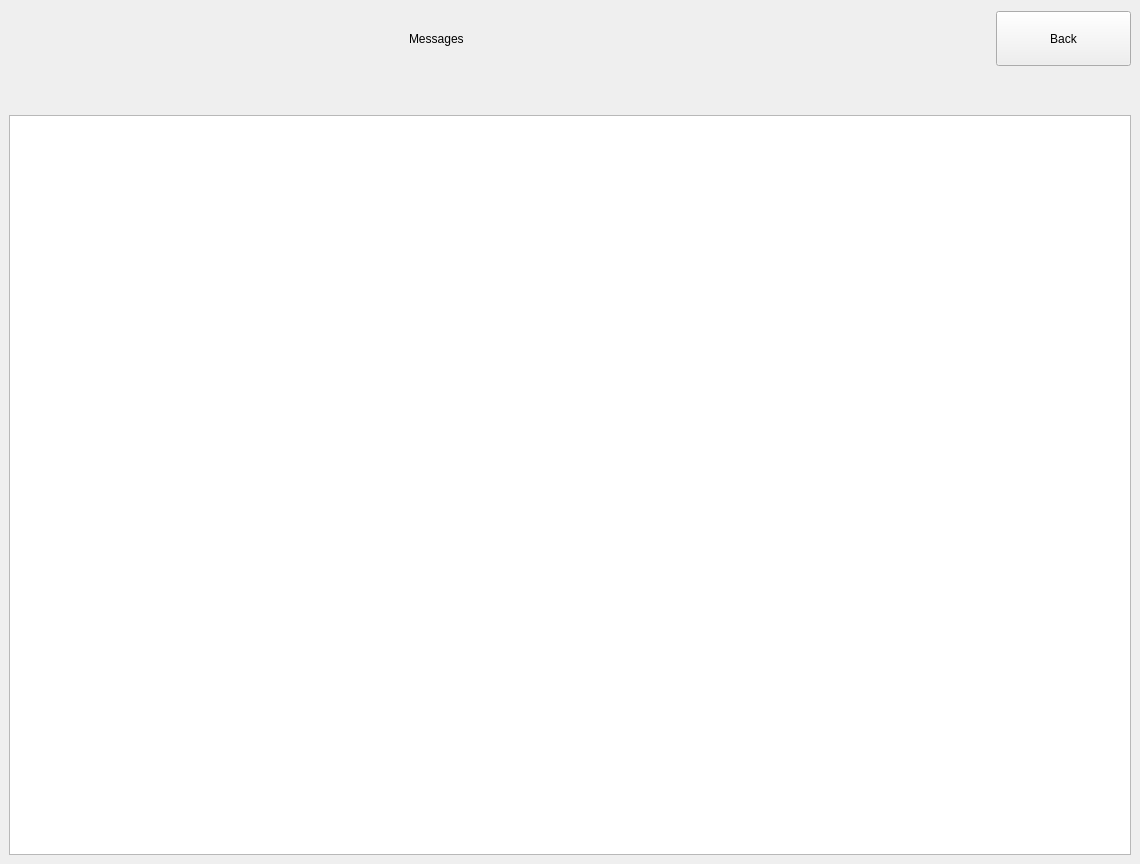
The window that main/UI/StudIP.ui (Demonim/Simargl-Study-Project) describes before a commit, drawn with Qt 5.
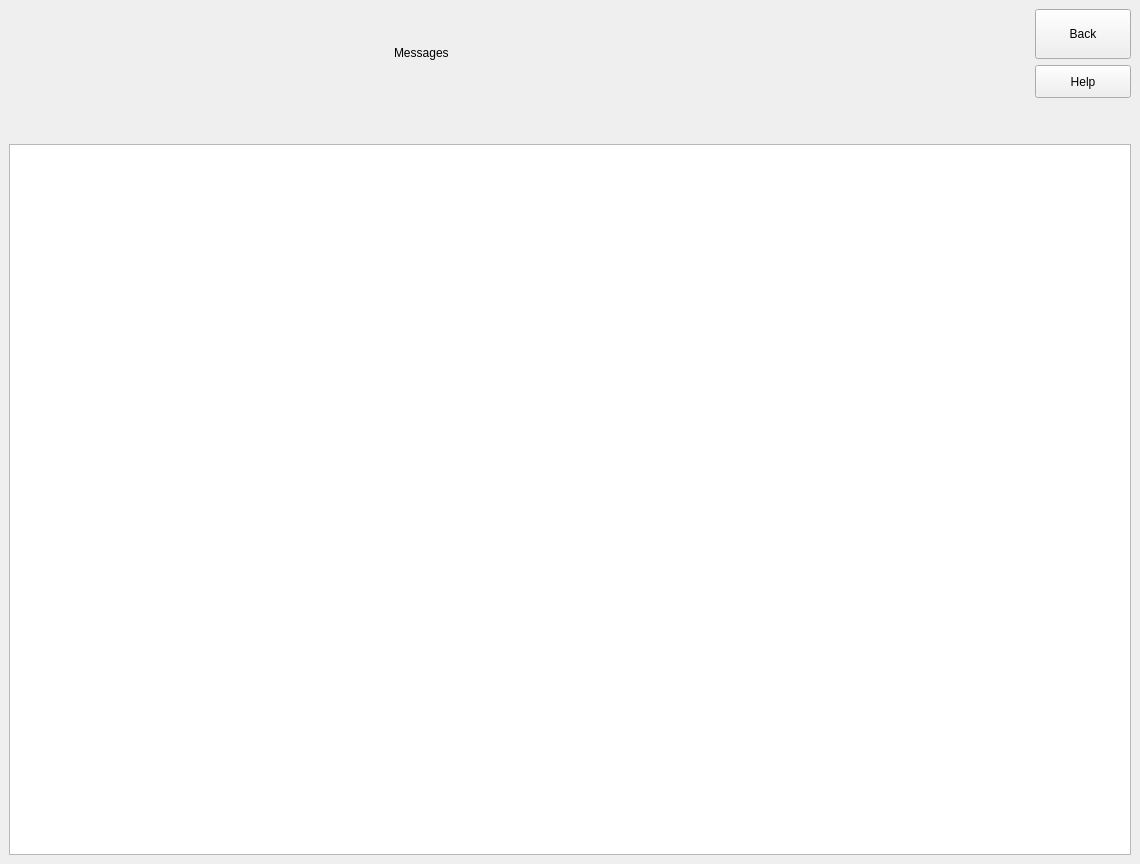
The same window after the commit.

Commit message:
Universal Help
Added universal help for:
notes
Email
calendar
courses
dashboard
StudIP

Patch:
```diff
--- a/main/UI/StudIP.ui
+++ b/main/UI/StudIP.ui
@@ -26,11 +26,11 @@
    <string>MainWindow</string>
   </property>
   <widget class="QWidget" name="centralwidget">
-   <layout class="QVBoxLayout" name="verticalLayout">
+   <layout class="QVBoxLayout" name="verticalLayout_2" stretch="1,1,8">
     <item>
-     <layout class="QHBoxLayout" name="horizontalLayout_2">
+     <layout class="QHBoxLayout" name="horizontalLayout_2" stretch="4,1,4,1">
       <property name="leftMargin">
-       <number>110</number>
+       <number>0</number>
       </property>
       <property name="topMargin">
        <number>0</number>
@@ -93,9 +93,11 @@
        </spacer>
       </item>
       <item>
+       <layout class="QVBoxLayout" name="verticalLayout">
+        <item>
        <widget class="QPushButton" name="Back_Button">
         <property name="sizePolicy">
-         <sizepolicy hsizetype="Expanding" vsizetype="Ignored">
+           <sizepolicy hsizetype="Expanding" vsizetype="Expanding">
           <horstretch>0</horstretch>
           <verstretch>0</verstretch>
          </sizepolicy>
@@ -103,19 +105,49 @@
         <property name="minimumSize">
          <size>
           <width>80</width>
-          <height>40</height>
+            <height>50</height>
          </size>
         </property>
         <property name="maximumSize">
          <size>
           <width>135</width>
-          <height>55</height>
+            <height>60</height>
          </size>
         </property>
         <property name="text">
          <string>Back</string>
         </property>
        </widget>
+        </item>
+        <item>
+         <widget class="QPushButton" name="Help_Button">
+          <property name="sizePolicy">
+           <sizepolicy hsizetype="Expanding" vsizetype="Expanding">
+            <horstretch>0</horstretch>
+            <verstretch>0</verstretch>
+           </sizepolicy>
+          </property>
+          <property name="minimumSize">
+           <size>
+            <width>70</width>
+            <height>30</height>
+           </size>
+          </property>
+          <property name="maximumSize">
+           <size>
+            <width>130</width>
+            <height>40</height>
+           </size>
+          </property>
+          <property name="styleSheet">
+           <string notr="true"/>
+          </property>
+          <property name="text">
+           <string>Help</string>
+          </property>
+         </widget>
+        </item>
+       </layout>
       </item>
      </layout>
     </item>
```
Lines whose indentation alone changed are shown as unchanged. The commit also changes 7 other files.
